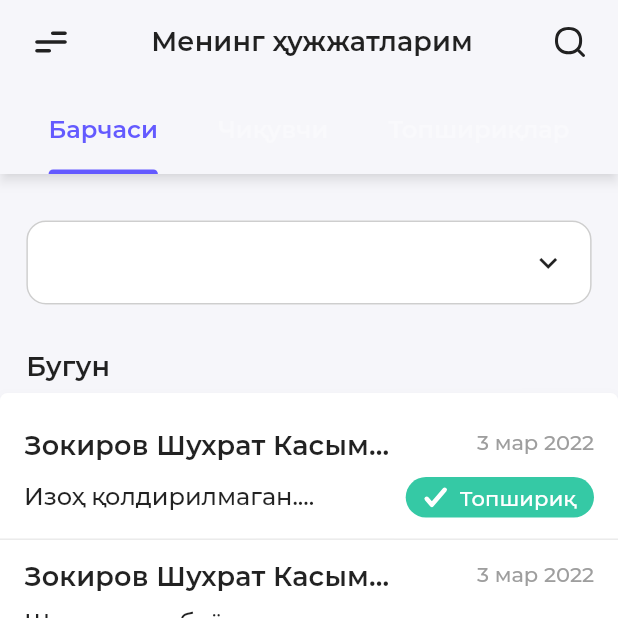
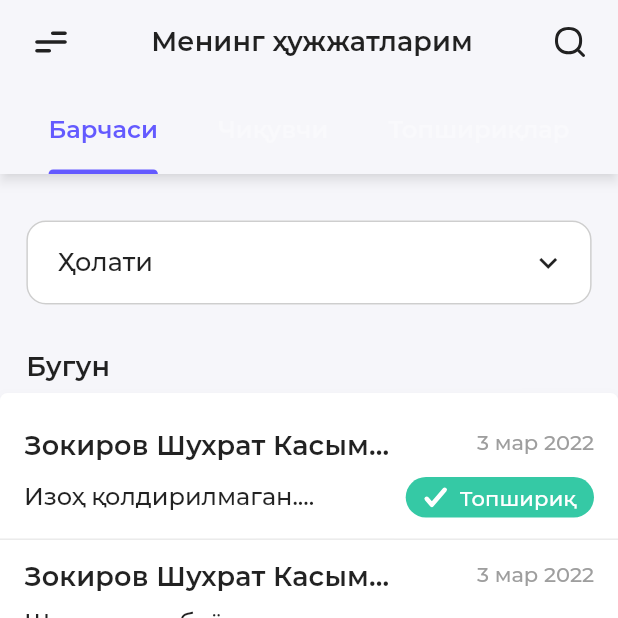
Before and after one commit to jafar260698/MVVM-stacked, a Flutter app: the screen it shows after launch, on a phone screen of 412 x 824 dp, the top half of it. Run offline on Flutter 3.47's test engine with Material 2 defaults, Android fonts, the phone set to English and light mode, and no system bars; our stand-ins replace auto_route, connectivity, flutter_svg, get_it, injectable, modal_bottom_sheet and 4 more; generated files the repository leaves out were written again.

Commit message:
- changes

```diff
--- a/lib/views/components/select_ui.dart
+++ b/lib/views/components/select_ui.dart
@@ -90,11 +90,9 @@ class SelectUI extends StatelessWidget {
                       Expanded(
                         child: Text(
                           labelText!,
-                          style: TextStyle(
+                          style: const TextStyle(
                             fontSize: 17,
                             fontWeight: FontWeight.w500,
-                            color: theme.accentIconTheme.color!
-                                .withOpacity(isHint ? 0.3 : 1),
                           ),
                         ),
                       ),
--- a/lib/views/theme/my_themes.dart
+++ b/lib/views/theme/my_themes.dart
@@ -25,6 +25,7 @@ class MyThemes {
     fontFamily: 'Montserrat',
     primarySwatch: primary,
     brightness: Brightness.light,
+    primaryColorBrightness: Brightness.light,
     appBarTheme: const AppBarTheme(
       color: Color(0xffF6F6FA),
     ),
@@ -43,6 +44,10 @@ class MyThemes {
         ),
       ),
     ),
+    accentIconTheme: const IconThemeData(
+      color: Color(0xff282F38),
+    ),
+    cursorColor: Color(0xff2E2F40),
   );
 
   static final ThemeData darkTheme = ThemeData(
@@ -56,6 +61,7 @@ class MyThemes {
     primaryColor: Color(0xff325ECD),
     backgroundColor: Color(0xff17222C),
     scaffoldBackgroundColor: Color(0xff17222C),
+    accentColor: Color(0xff325ECD),
     cardColor: Color(0xff253442),
     bottomSheetTheme: const BottomSheetThemeData(
       modalBackgroundColor: Color(0xff17222C),
@@ -70,5 +76,8 @@ class MyThemes {
         ),
       ),
     ),
+    accentIconTheme: const IconThemeData(
+      color: Color(0xffEFEFEF),
+    ),
   );
 }
```
